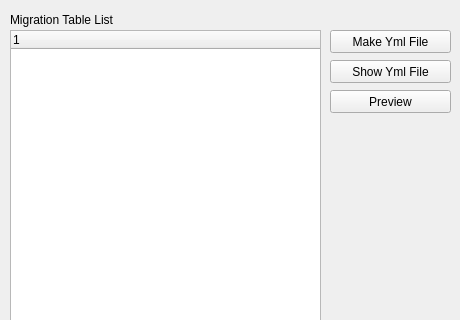
jihyoo0205/embulk, file ui/summary.ui: the form before one commit; both pictures show x 0 to 460 and y 0 to 320 of the 460 by 485 pixel window.
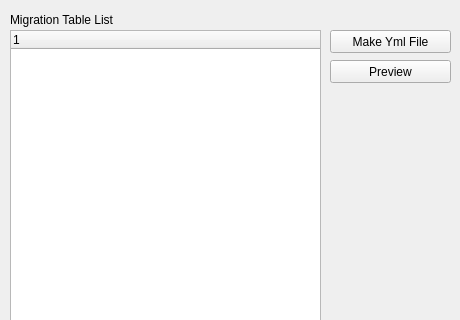
The form after the commit.

Patch:
```diff
--- a/ui/summary.ui
+++ b/ui/summary.ui
@@ -79,24 +79,11 @@
     </property>
    </column>
   </widget>
-  <widget class="QPushButton" name="pushButtonShowYmlFile">
-   <property name="geometry">
-    <rect>
-     <x>330</x>
-     <y>60</y>
-     <width>121</width>
-     <height>23</height>
-    </rect>
-   </property>
-   <property name="text">
-    <string>Show Yml File</string>
-   </property>
-  </widget>
   <widget class="QPushButton" name="pushButtonPreview">
    <property name="geometry">
     <rect>
      <x>330</x>
-     <y>90</y>
+     <y>60</y>
      <width>121</width>
      <height>23</height>
     </rect>
```
